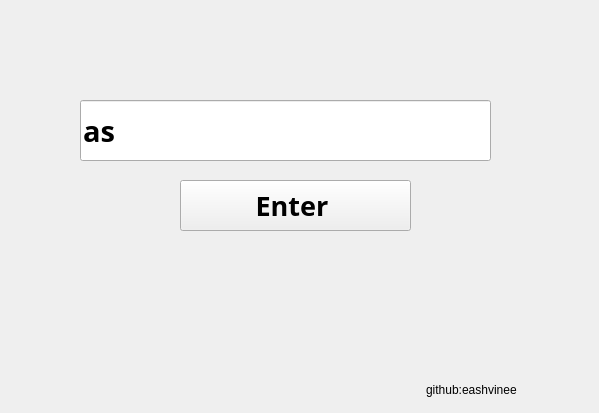
Before: the Qt Designer form ui/WelcomeForm.ui in ashvineerai/RamRam, drawn with Qt 5.
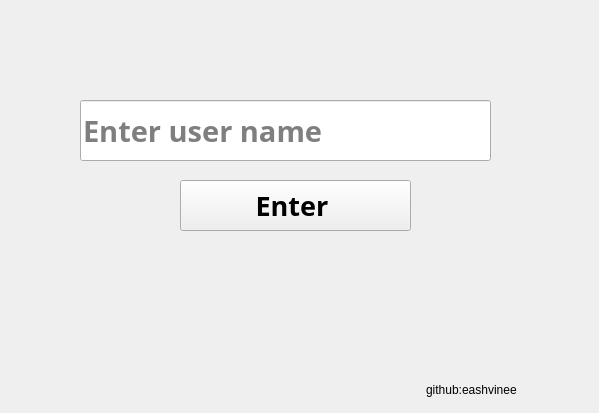
After: the same form once the commit is applied.

```diff
--- a/ui/WelcomeForm.ui
+++ b/ui/WelcomeForm.ui
@@ -31,7 +31,10 @@
     </font>
    </property>
    <property name="text">
-    <string>as</string>
+    <string/>
+   </property>
+   <property name="placeholderText">
+    <string>Enter user name</string>
    </property>
   </widget>
   <widget class="QPushButton" name="btnWelcomeEnter">
```
